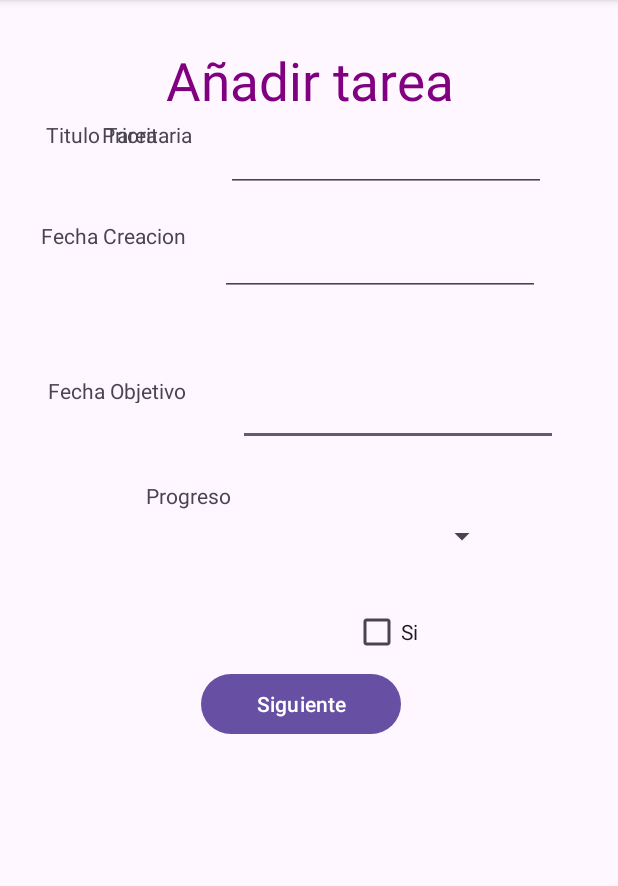
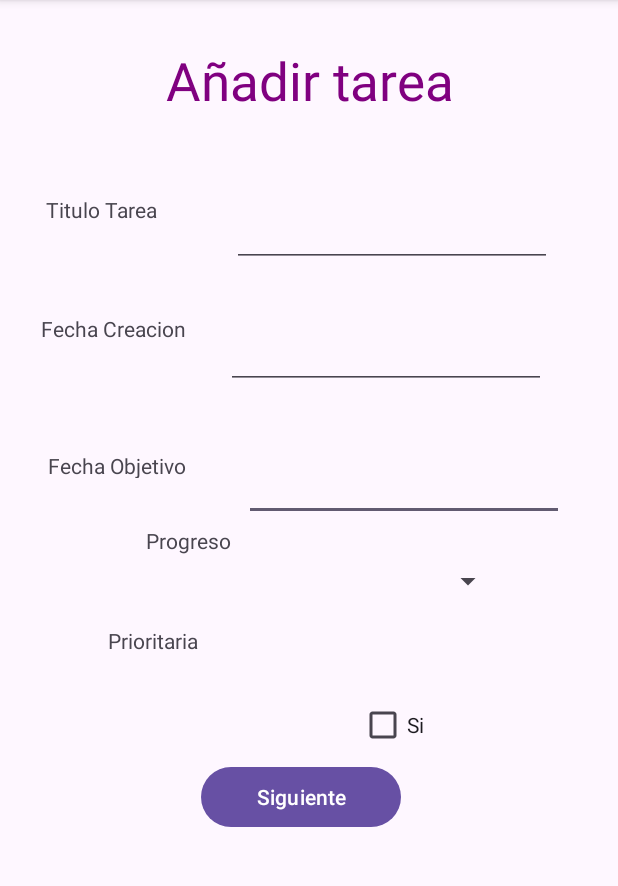
Before and after one commit to luis1412/tareaLargaAndroid, an Android app: the CrearTareaActivity screen opened directly, with no data from a screen before it, on a phone screen of 412 x 824 dp, the part 96-982 px from its top. Run offline under Robolectric (Android 15) with nearby library versions, the phone set to English and light mode, and no system bars.

Commit message:
Por fin van los fragmentos por un pego

```diff
--- a/app/src/main/res/layout/activity_crear_tarea.xml
+++ b/app/src/main/res/layout/activity_crear_tarea.xml
@@ -11,16 +11,16 @@
         android:id="@+id/textView"
         android:layout_width="match_parent"
         android:layout_height="80dp"
+        android:paddingTop="30dp"
         android:text="@string/anadirTarea"
         android:textAlignment="center"
-        android:paddingTop="30dp"
-        android:textSize="35dp"
-    android:textColor="@color/purple"
-        />
+        android:textColor="@color/purple"
+        android:textSize="35dp" />
 
     <androidx.fragment.app.FragmentContainerView
         android:id="@+id/fragmentContainerView"
         android:layout_width="match_parent"
-        android:layout_height="wrap_content" />
+        android:layout_height="wrap_content"
+        android:paddingTop="50dp" />
 
 </LinearLayout>
--- a/app/src/main/res/layout/fragment_uno.xml
+++ b/app/src/main/res/layout/fragment_uno.xml
@@ -22,31 +22,20 @@
                 android:id="@+id/fechaObjetivo"
                 android:layout_width="wrap_content"
                 android:layout_height="wrap_content"
-                android:layout_marginTop="52dp"
-                android:layout_marginEnd="40dp"
+                android:layout_marginTop="40dp"
+                android:layout_marginEnd="36dp"
                 android:ems="10"
                 android:inputType="date"
                 android:minHeight="48dp"
                 app:layout_constraintEnd_toEndOf="parent"
                 app:layout_constraintTop_toBottomOf="@+id/fechaCreacion" />
 
-            <TextView
-                android:id="@+id/textView2"
-                android:layout_width="wrap_content"
-                android:layout_height="wrap_content"
-                android:text="@string/tareaTitulo"
-                app:layout_constraintEnd_toStartOf="@+id/tareaTitulo"
-                app:layout_constraintHorizontal_bias="0.4"
-                app:layout_constraintStart_toStartOf="parent"
-                tools:layout_editor_absoluteY="118dp"
-                tools:ignore="MissingConstraints" />
-
             <EditText
                 android:id="@+id/fechaCreacion"
                 android:layout_width="wrap_content"
                 android:layout_height="wrap_content"
-                android:layout_marginTop="24dp"
-                android:layout_marginEnd="52dp"
+                android:layout_marginTop="36dp"
+                android:layout_marginEnd="48dp"
                 android:ems="10"
                 android:inputType="date"
                 app:layout_constraintEnd_toEndOf="parent"
@@ -56,10 +45,10 @@
                 android:id="@+id/textView4"
                 android:layout_width="wrap_content"
                 android:layout_height="wrap_content"
-                android:layout_marginTop="48dp"
+                android:layout_marginTop="60dp"
                 android:text="@string/fechaCreacion"
                 app:layout_constraintEnd_toStartOf="@+id/fechaCreacion"
-                app:layout_constraintHorizontal_bias="0.54"
+                app:layout_constraintHorizontal_bias="0.508"
                 app:layout_constraintStart_toStartOf="parent"
                 app:layout_constraintTop_toBottomOf="@+id/textView2" />
 
@@ -68,7 +57,7 @@
                 android:layout_width="99dp"
                 android:layout_height="18dp"
                 android:layout_marginStart="32dp"
-                android:layout_marginTop="84dp"
+                android:layout_marginTop="72dp"
                 android:text="@string/fechaObjetivo"
                 app:layout_constraintStart_toStartOf="parent"
                 app:layout_constraintTop_toBottomOf="@+id/textView4" />
@@ -77,8 +66,8 @@
                 android:id="@+id/progresoSpinner"
                 android:layout_width="wrap_content"
                 android:layout_height="wrap_content"
-                android:layout_marginTop="48dp"
-                android:layout_marginEnd="80dp"
+                android:layout_marginTop="28dp"
+                android:layout_marginEnd="76dp"
                 app:layout_constraintEnd_toEndOf="parent"
                 app:layout_constraintTop_toBottomOf="@+id/fechaObjetivo" />
 
@@ -86,10 +75,10 @@
                 android:id="@+id/textView7"
                 android:layout_width="wrap_content"
                 android:layout_height="wrap_content"
-                android:layout_marginTop="52dp"
+                android:layout_marginTop="32dp"
                 android:text="@string/barraProgreso"
                 app:layout_constraintEnd_toStartOf="@+id/progresoSpinner"
-                app:layout_constraintHorizontal_bias="0.427"
+                app:layout_constraintHorizontal_bias="0.421"
                 app:layout_constraintStart_toStartOf="parent"
                 app:layout_constraintTop_toBottomOf="@+id/textView5" />
 
@@ -97,20 +86,22 @@
                 android:id="@+id/textView8"
                 android:layout_width="wrap_content"
                 android:layout_height="wrap_content"
-                android:layout_marginStart="68dp"
+                android:layout_marginStart="72dp"
                 android:text="@string/prioridad"
+                app:layout_constraintBottom_toBottomOf="parent"
                 app:layout_constraintStart_toStartOf="parent"
-                tools:layout_editor_absoluteY="429dp"
+                app:layout_constraintTop_toBottomOf="@+id/textView7"
+                app:layout_constraintVertical_bias="0.287"
                 tools:ignore="MissingConstraints" />
 
             <CheckBox
                 android:id="@+id/checkBox"
                 android:layout_width="wrap_content"
                 android:layout_height="wrap_content"
-                android:layout_marginTop="28dp"
+                android:layout_marginTop="60dp"
                 android:text="@string/prioridadCB"
                 app:layout_constraintEnd_toEndOf="parent"
-                app:layout_constraintHorizontal_bias="0.454"
+                app:layout_constraintHorizontal_bias="0.462"
                 app:layout_constraintStart_toEndOf="@+id/textView8"
                 app:layout_constraintTop_toBottomOf="@+id/progresoSpinner" />
 
@@ -118,13 +109,24 @@
                 android:id="@+id/tareaTitulo"
                 android:layout_width="wrap_content"
                 android:layout_height="wrap_content"
-                android:layout_marginEnd="48dp"
+                android:layout_marginEnd="44dp"
                 android:ems="10"
                 android:inputType="text"
                 android:minHeight="48dp"
                 app:layout_constraintEnd_toEndOf="parent"
-                tools:layout_editor_absoluteY="99dp"
-                tools:ignore="MissingConstraints" />
+                tools:ignore="MissingConstraints"
+                tools:layout_editor_absoluteY="161dp" />
+
+            <TextView
+                android:id="@+id/textView2"
+                android:layout_width="wrap_content"
+                android:layout_height="wrap_content"
+                android:text="@string/tareaTitulo"
+                app:layout_constraintEnd_toStartOf="@+id/tareaTitulo"
+                app:layout_constraintHorizontal_bias="0.38"
+                app:layout_constraintStart_toStartOf="parent"
+                tools:ignore="MissingConstraints"
+                tools:layout_editor_absoluteY="180dp" />
 
             <Button
                 android:id="@+id/botonSiguiente"
@@ -137,6 +139,18 @@
                 app:layout_constraintStart_toStartOf="parent"
                 app:layout_constraintTop_toBottomOf="@+id/checkBox"
                 app:layout_constraintVertical_bias="0.69" />
+
+            <androidx.constraintlayout.widget.Group
+                android:id="@+id/group"
+                android:layout_width="wrap_content"
+                android:layout_height="wrap_content"
+                app:constraint_referenced_ids="textView8" />
+
+            <androidx.constraintlayout.widget.Group
+                android:id="@+id/group2"
+                android:layout_width="wrap_content"
+                android:layout_height="wrap_content"
+                app:constraint_referenced_ids="checkBox,textView8" />
         </androidx.constraintlayout.widget.ConstraintLayout>
 
     </LinearLayout>
```
